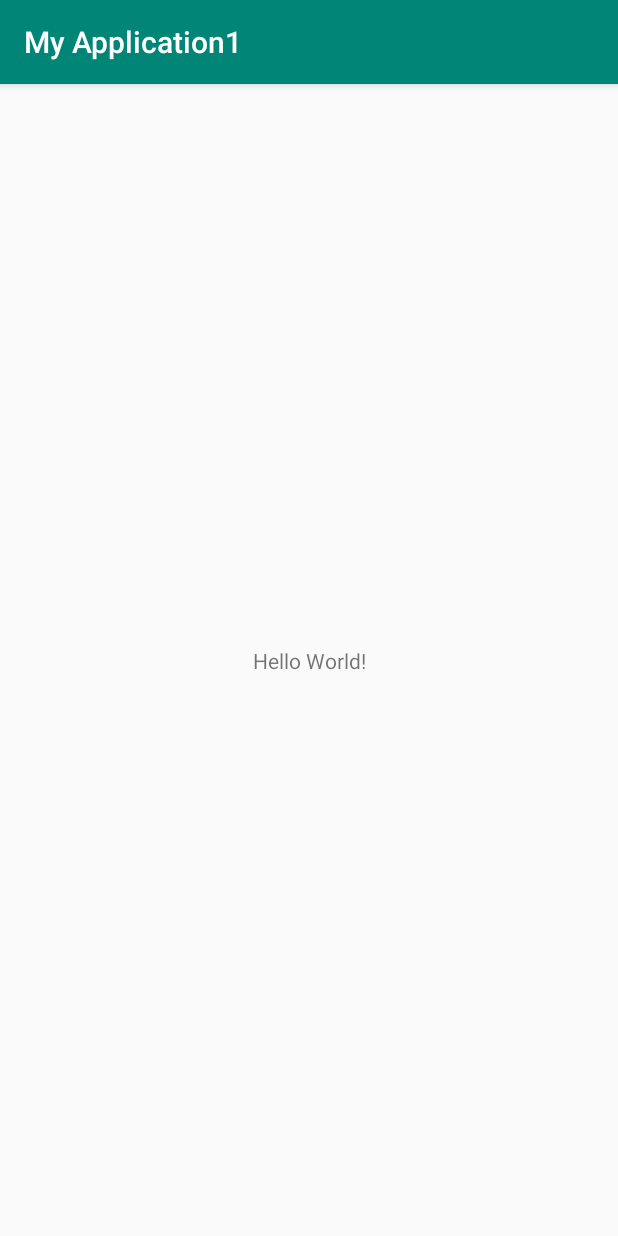
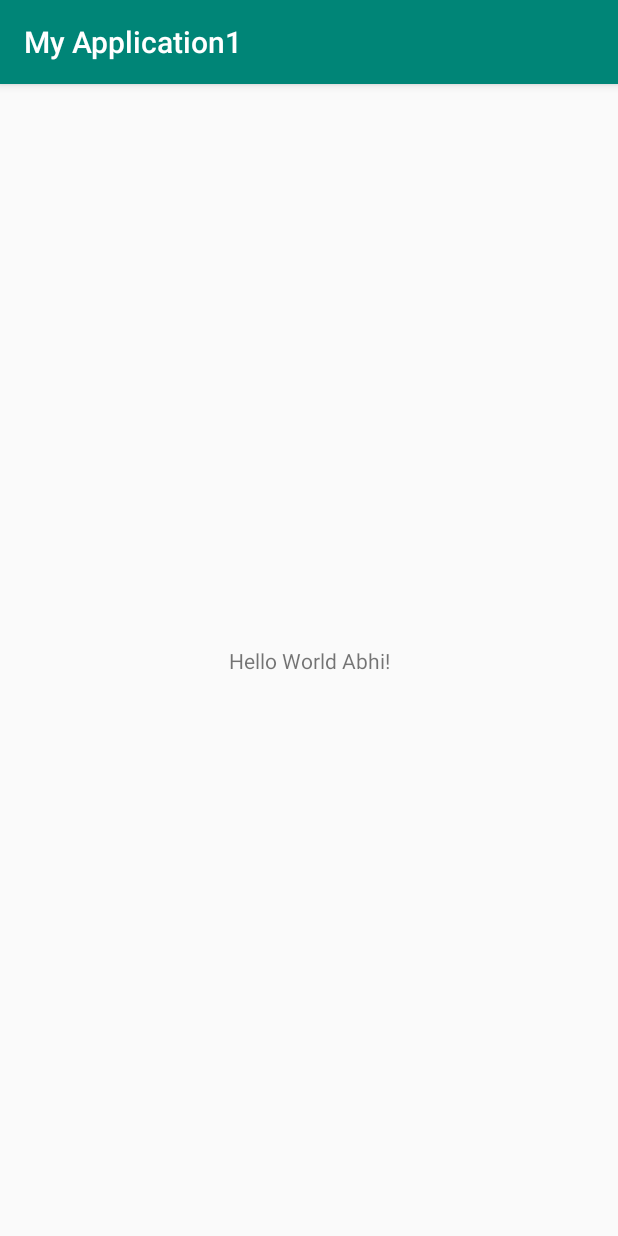
Before and after one commit to Abhishek-678/MyApplication1, an Android app: the screen it shows after launch (MainActivity), on a phone screen of 412 x 824 dp. Run offline under Robolectric (Android 15) with nearby library versions, the phone set to English and light mode, and no system bars.

Commit message:
Initial commit - hello abhi

```diff
--- a/app/src/main/res/layout/activity_main.xml
+++ b/app/src/main/res/layout/activity_main.xml
@@ -9,7 +9,7 @@
     <TextView
         android:layout_width="wrap_content"
         android:layout_height="wrap_content"
-        android:text="Hello World!"
+        android:text="Hello World Abhi!"
         app:layout_constraintBottom_toBottomOf="parent"
         app:layout_constraintLeft_toLeftOf="parent"
         app:layout_constraintRight_toRightOf="parent"
```
